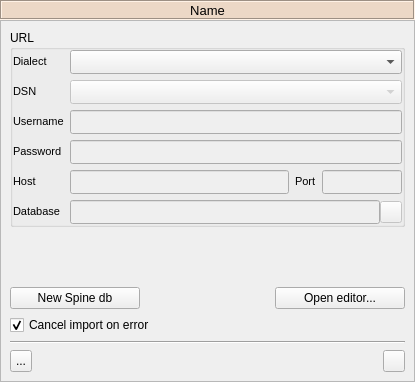
The window that spine_items/data_store/ui/data_store_properties.ui (spine-tools/spine-items) describes before a commit, drawn with Qt 5.
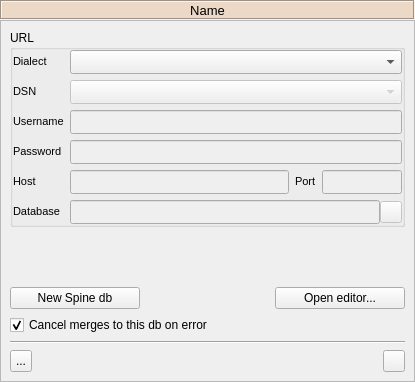
The same window after the commit. Icons and pictures are not drawn. Custom widgets are drawn as their Qt base class.

Commit message: Fix text in DS 'cancel on error' check box

Diff of the .ui file:
```diff
--- a/spine_items/data_store/ui/data_store_properties.ui
+++ b/spine_items/data_store/ui/data_store_properties.ui
@@ -632,7 +632,7 @@
           <string>If there are any errors when trying to import data cancel the whole import.</string>
          </property>
          <property name="text">
-          <string>Cancel import on error</string>
+          <string>Cancel merges to this db on error</string>
          </property>
          <property name="checked">
           <bool>true</bool>
```
The commit also changes 1 other file.
